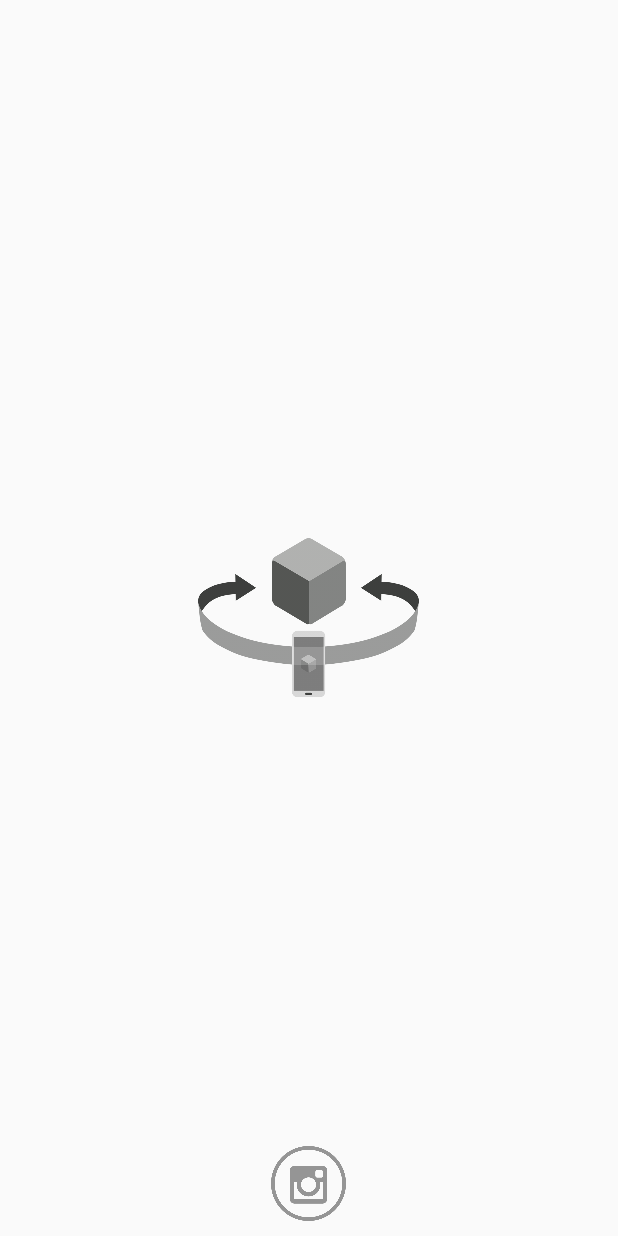
After one commit to licod1997/safety-observation-client, an Android app: the layout activity_camera_feedback.xml on its own in the app's theme, with its tools: preview values and no code run, on a phone screen of 412 x 824 dp. The commit adds this screen. Run offline under Robolectric (Android 15) with nearby library versions, the phone set to English and light mode, and no system bars.

Commit message:
[Nhat Anh] done function: custom camera on feedback

```diff
--- a/app/src/main/AndroidManifest.xml
+++ b/app/src/main/AndroidManifest.xml
@@ -4,6 +4,9 @@
 
     <uses-permission android:name="android.permission.INTERNET" />
     <uses-permission android:name="android.permission.READ_EXTERNAL_STORAGE" />
+    <uses-permission android:name="android.permission.WRITE_EXTERNAL_STORAGE"/>
+    <uses-permission android:name="android.permission.CAMERA" />
+    <uses-feature android:name="android.hardware.camera" />
 
     <application
         android:allowBackup="true"
@@ -20,6 +23,8 @@
             </intent-filter>
         </activity>
         <activity android:name=".SendFeedbackActivity"></activity>
+        <activity android:name=".CameraFeedbackActivity"></activity>
+
     </application>
 
 </manifest>
--- /dev/null
+++ b/app/src/main/res/layout/activity_camera_feedback.xml
@@ -0,0 +1,52 @@
+<?xml version="1.0" encoding="utf-8"?>
+<RelativeLayout
+        android:orientation="vertical"
+        xmlns:android="http://schemas.android.com/apk/res/android"
+        xmlns:tools="http://schemas.android.com/tools"
+        xmlns:app="http://schemas.android.com/apk/res-auto"
+        android:layout_width="match_parent"
+        android:layout_height="match_parent"
+        tools:context=".MainActivity" android:visibility="visible">
+
+
+
+
+    <FrameLayout
+        android:id="@+id/frameLayout"
+        android:layout_width="match_parent"
+        android:layout_height="match_parent"
+        android:layout_alignParentStart="true"
+        android:layout_alignParentTop="true">
+
+
+    </FrameLayout>
+
+    <ImageButton
+        android:id="@+id/captureImage"
+        android:layout_width="50dp"
+        android:layout_height="50dp"
+        android:layout_alignParentBottom="true"
+        android:layout_centerHorizontal="true"
+        android:layout_marginBottom="10dp"
+        android:background="@null"
+        android:scaleType="fitCenter"
+        android:src="@drawable/caputre_ic" />
+
+    <ImageView
+        android:id="@+id/tutorial_360"
+        android:layout_width="150dp"
+        android:layout_height="150dp"
+        android:scaleType="fitCenter"
+        android:layout_centerHorizontal="true"
+        android:layout_centerVertical="true"
+        android:alpha="0.8"
+        android:background="@null"
+        app:srcCompat="@drawable/tutorial_360"
+
+        />
+
+
+
+
+
+</RelativeLayout>
```
Also changed, not shown: app/src/main/java/vn/edu/fpt/CameraFeedbackActivity.java (added, +153 -0 lines), app/src/main/java/vn/edu/fpt/SendFeedbackActivity.java (+54 -36 lines), app/src/main/java/vn/edu/fpt/ShowCamera.java (added, +78 -0 lines), app/src/main/res/drawable/caputre_ic.png (added), app/src/main/res/drawable/tutorial_360.png (added).
